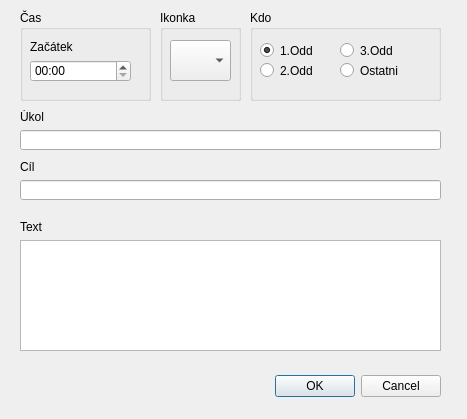
Before: the Qt Designer form ui/inputdlg.ui in kaje44/krake, drawn with Qt 5.
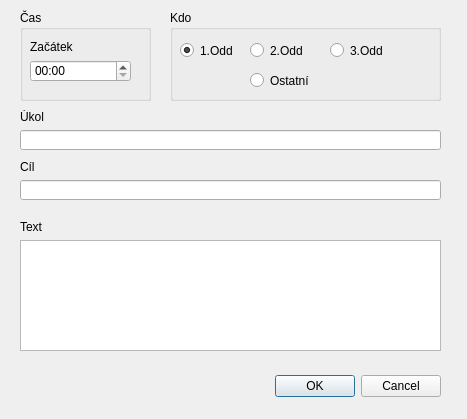
After: the same form once the commit is applied.

The edit to the form file:
```diff
--- a/ui/inputdlg.ui
+++ b/ui/inputdlg.ui
@@ -94,9 +94,9 @@
   <widget class="QGroupBox" name="groupBox_2">
    <property name="geometry">
     <rect>
-     <x>250</x>
+     <x>170</x>
      <y>10</y>
-     <width>191</width>
+     <width>271</width>
      <height>91</height>
     </rect>
    </property>
@@ -122,9 +122,9 @@
    <widget class="QRadioButton" name="radioButton_2">
     <property name="geometry">
      <rect>
-      <x>10</x>
-      <y>50</y>
-      <width>121</width>
+      <x>80</x>
+      <y>30</y>
+      <width>71</width>
       <height>21</height>
      </rect>
     </property>
@@ -135,9 +135,9 @@
    <widget class="QRadioButton" name="radioButton_3">
     <property name="geometry">
      <rect>
-      <x>90</x>
+      <x>160</x>
       <y>30</y>
-      <width>111</width>
+      <width>91</width>
       <height>21</height>
      </rect>
     </property>
@@ -148,43 +148,14 @@
    <widget class="QRadioButton" name="radioButton_4">
     <property name="geometry">
      <rect>
-      <x>90</x>
-      <y>50</y>
-      <width>111</width>
+      <x>80</x>
+      <y>60</y>
+      <width>71</width>
       <height>21</height>
      </rect>
     </property>
     <property name="text">
-     <string>Ostatni</string>
-    </property>
-   </widget>
-  </widget>
-  <widget class="QGroupBox" name="groupBox_3">
-   <property name="geometry">
-    <rect>
-     <x>160</x>
-     <y>10</y>
-     <width>81</width>
-     <height>91</height>
-    </rect>
-   </property>
-   <property name="title">
-    <string>Ikonka</string>
-   </property>
-   <widget class="QComboBox" name="comboBox">
-    <property name="geometry">
-     <rect>
-      <x>10</x>
-      <y>30</y>
-      <width>61</width>
-      <height>41</height>
-     </rect>
-    </property>
-    <property name="iconSize">
-     <size>
-      <width>24</width>
-      <height>24</height>
-     </size>
+     <string>Ostatní</string>
     </property>
    </widget>
   </widget>
```
